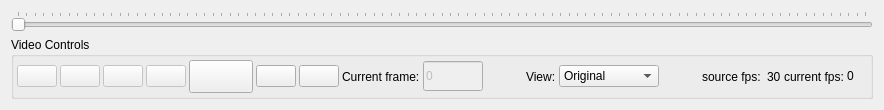
Old version of the form BioTracker/CoreApp/BioTracker/View/VideoControllWidget.ui in the repository BioroboticsLab/biotracker_core.
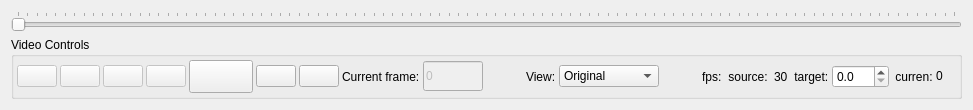
New version of the form. Icons and pictures are not drawn.

Commit message:
Added target fps.
Prepared some structures for more generic binary serialization.
Fixed a bug introduced by myself in the tracing.

What changed in the file:
```diff
--- a/BioTracker/CoreApp/BioTracker/View/VideoControllWidget.ui
+++ b/BioTracker/CoreApp/BioTracker/View/VideoControllWidget.ui
@@ -369,10 +369,17 @@
         </property>
        </spacer>
       </item>
+      <item>
+       <widget class="QLabel" name="label_2">
+        <property name="text">
+         <string>fps:</string>
+        </property>
+       </widget>
+      </item>
       <item>
        <widget class="QLabel" name="label_5">
         <property name="text">
-         <string>source fps: </string>
+         <string> source: </string>
         </property>
        </widget>
       </item>
@@ -386,10 +393,27 @@
         </property>
        </widget>
       </item>
+      <item>
+       <widget class="QLabel" name="label_3">
+        <property name="text">
+         <string> target:</string>
+        </property>
+       </widget>
+      </item>
+      <item>
+       <widget class="QDoubleSpinBox" name="doubleSpinBoxTargetFps">
+        <property name="decimals">
+         <number>1</number>
+        </property>
+        <property name="maximum">
+         <double>999.000000000000000</double>
+        </property>
+       </widget>
+      </item>
       <item>
        <widget class="QLabel" name="label">
         <property name="text">
-         <string>current fps:</string>
+         <string> curren:</string>
         </property>
        </widget>
       </item>
```
The commit also changes 27 other files.
